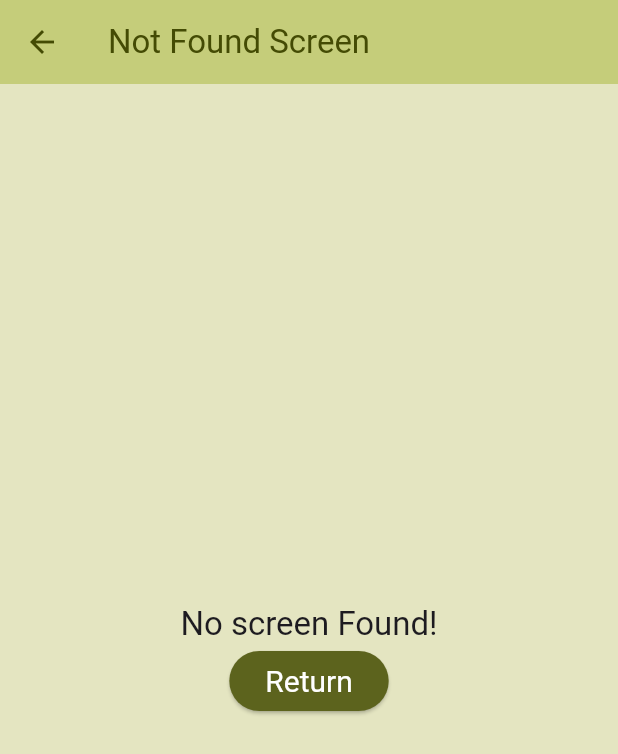
After one commit to Flutter007/hw45, a Flutter app: the NotFoundScreen screen opened directly, on a phone screen of 412 x 824 dp. The commit adds this screen. Shown: the top 754 px of the screen. Run offline on Flutter 3.47's test engine with Material 3 defaults, Android fonts, the phone set to English and light mode, and no system bars; network calls fail.

Commit message:
Final Version of App,refactored some screens,changed some logic and Model fields.Added Not found screen.

```diff
--- a/lib/models/movie.dart
+++ b/lib/models/movie.dart
@@ -8,8 +8,8 @@ class Movie {
   final String image;
   final String year;
   final String description;
-  bool isWatched;
-  int? rating;
+  final bool isWatched;
+  final int? rating;
 
   Movie({
     String? id,
--- a/lib/provider/list_of_movies_provider.dart
+++ b/lib/provider/list_of_movies_provider.dart
@@ -1,5 +1,4 @@
 import 'package:flutter/material.dart';
-
 import '../models/movie.dart';
 
 class ListOfMoviesProvider extends InheritedWidget {
--- a/lib/provider/list_of_movies_state.dart
+++ b/lib/provider/list_of_movies_state.dart
@@ -13,6 +13,7 @@ class ListOfMoviesState extends StatefulWidget {
 
 class _ListOfMoviesStateState extends State<ListOfMoviesState> {
   List<Movie> movies = List.of(moviesData);
+
   void addMovie(Movie newMovie) {
     setState(() {
       movies = [...movies, newMovie];
--- /dev/null
+++ b/lib/screens/not_found_screen.dart
@@ -0,0 +1,31 @@
+import 'package:flutter/material.dart';
+
+class NotFoundScreen extends StatelessWidget {
+  const NotFoundScreen({super.key});
+
+  void goBackToMenu(BuildContext context) {
+    Navigator.of(context).popUntil((route) => route.isFirst);
+  }
+
+  @override
+  Widget build(BuildContext context) {
+    return Scaffold(
+      appBar: AppBar(title: Text('Not Found Screen')),
+      body: Center(
+        child: Column(
+          mainAxisAlignment: MainAxisAlignment.center,
+          children: [
+            Text(
+              'No screen Found!',
+              style: Theme.of(context).textTheme.titleLarge,
+            ),
+            ElevatedButton(
+              onPressed: () => goBackToMenu(context),
+              child: Text('Return'),
+            ),
+          ],
+        ),
+      ),
+    );
+  }
+}
```
Also changed, not shown: lib/hw45.dart (+14 -24 lines), lib/main.dart (+1 -19 lines), lib/screens/going_to_watch_screen.dart (+3 -10 lines), lib/screens/movie_info_screen.dart (+2 -5 lines), lib/screens/start_screen.dart (added, +41 -0 lines), lib/screens/watched_movies_screen.dart (+3 -11 lines).
